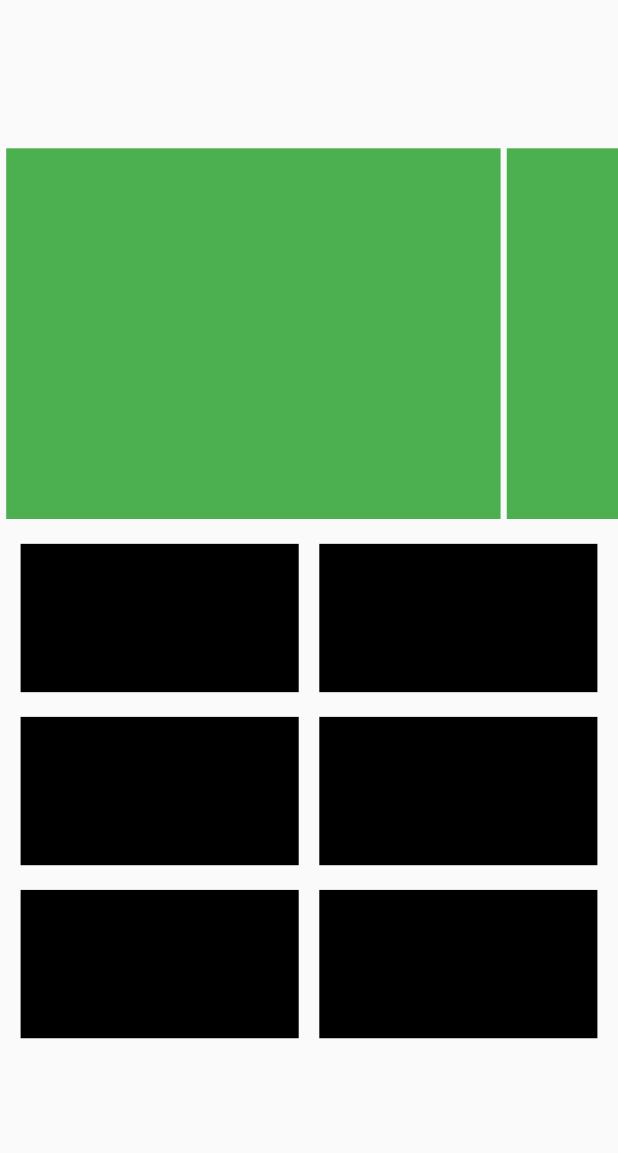
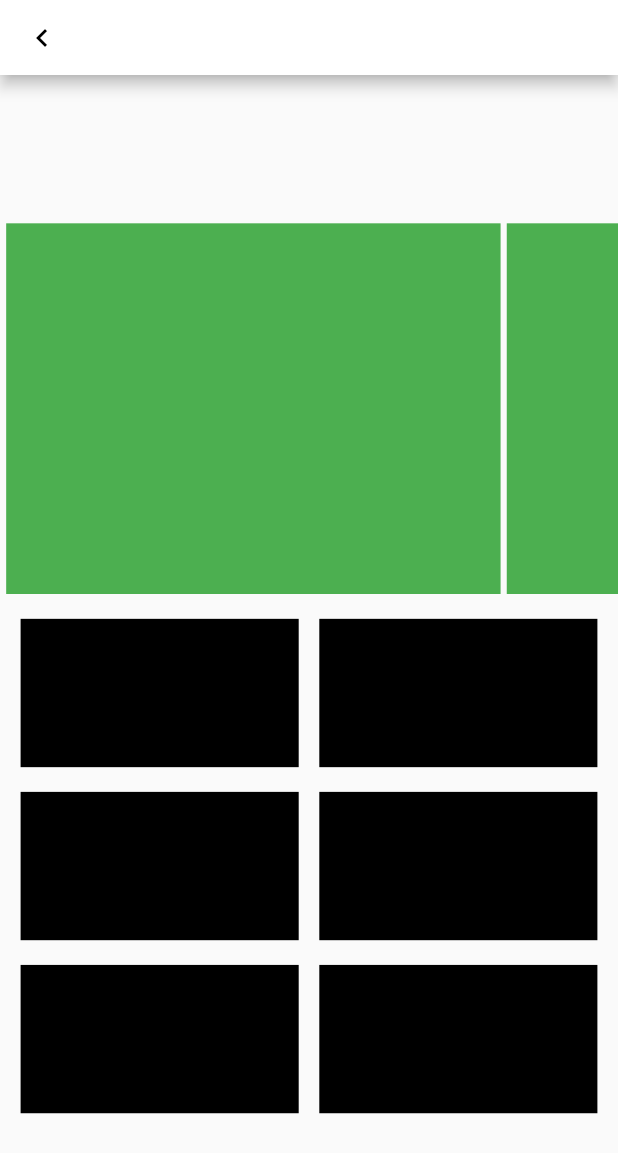
Before and after one commit to RicDev116/navig_doctop_mobile_web, a Flutter app: the screen it shows after launch, on a phone screen of 412 x 824 dp. Shown: the top 1153 px of the screen. Run offline on Flutter 3.47's test engine with Material 2 defaults, Android fonts, the light colour scheme and no system bars; our stand-ins replace get.

Commit message:
first commit

```diff
--- a/lib/src/modules/home/pages/home_page.dart
+++ b/lib/src/modules/home/pages/home_page.dart
@@ -8,7 +8,14 @@ class HomePageMobile extends ResponsiveWidgetV2 {
     Key? key
   }) : super(
     key: key,
-    body: SafeArea(
+    bodyDesktop: Center(
+      child: Container(
+        width: 200,
+        height: 200,
+        color: Colors.red,
+      ),
+    ),
+    bodyMobile: SafeArea(
       child: Scaffold(
         body: Column(
           children: [
--- /dev/null
+++ b/lib/src/widgets/generic_app_bar.dart
@@ -0,0 +1,73 @@
+//import 'dart:ffi';
+import 'package:flutter/material.dart';
+import 'package:get/get.dart';
+
+class GenericAppBarMobile extends StatelessWidget
+    implements PreferredSizeWidget {
+  final String title;
+  final Color titleColor;
+  final bool isLeading;
+  Function()? backButton;
+  final List<Widget>? actions;
+  final Color backgroundColor;
+  final Color backButtonColor;
+
+  GenericAppBarMobile(
+      {Key? key,
+      this.title = "",
+      this.titleColor = Colors.black,
+      this.isLeading = true,
+      this.backButton,
+      this.subtitle,
+      this.actions,
+      this.backgroundColor = Colors.white,
+      this.backButtonColor = Colors.black,
+      })
+      : super(key: key);
+
+  final String? subtitle;
+
+  @override
+  Size get preferredSize => const Size.fromHeight(50);
+
+  @override
+  Widget build(BuildContext context) {
+    backButton ??= () {
+      Get.back(result: false);
+    };
+
+    return AppBar(
+      title: Column(
+        crossAxisAlignment: CrossAxisAlignment.start,
+        children: [
+          Text(
+            title,
+            // style: AppTheme.textAppBarMediumBold.copyWith(color: titleColor),
+          ),
+          if (subtitle != null)
+            Container(
+              margin: const EdgeInsets.only(top: 5),
+              child: Text(
+                subtitle!,
+                // style: AppTheme.textNormal,
+              ),
+            ),
+        ],
+      ),
+      leading: Visibility(
+        visible: isLeading,
+        child: IconButton(
+          icon: Icon(
+            Icons.chevron_left_outlined,
+            color: backButtonColor,
+          ),
+          // tooltip: tr('back__button'),
+          onPressed: backButton,
+        ),
+      ),
+      leadingWidth: !isLeading ? 0 : null,
+      backgroundColor: backgroundColor,
+      actions: actions,
+    );
+  }
+}
--- /dev/null
+++ b/lib/src/widgets/generic_desktop_bar.dart
@@ -0,0 +1,133 @@
+import 'package:flutter/material.dart';
+import 'package:get/get.dart';
+import 'package:navigation_propuesta/src/utils/screen.dart';
+
+
+class GenericDesktopBar extends StatelessWidget{
+  final double wScreen;
+  final bool isMobile;
+  final double? radius;
+  final Function() drawerFunction;
+  final Function() profileFunction;
+
+
+  const GenericDesktopBar(
+    this. wScreen, this.isMobile,this.drawerFunction,this.profileFunction,
+      {Key? key,
+        this.radius = 20,
+      }) : super(key: key);
+
+  @override
+  Widget build(BuildContext context) {
+    return Padding(
+        // padding: EdgeInsets.all(spacingSmall),
+        padding:  const EdgeInsets.all(10),
+        child: Container(
+          width: double.infinity,
+          height: Screen.percentHeight(10),
+          child: Row(
+            mainAxisSize: MainAxisSize.max,
+            mainAxisAlignment: MainAxisAlignment.spaceBetween,
+            children: [
+              // SvgPicture.asset(getImagePath("logo_bar", extension: SVG), height: HomeModule.BARHEIGHT * .4),
+              // SwitchDontBother(false, wScreen, controller),
+              // Row(
+              //   children: [
+              //     _createActions(),
+              //     spacingLargeh,
+              //     BarProfileData(profileFunction,isMobile),
+              //     spacingSmallh,
+              //     IconMenu(isMobile, drawerFunction)
+              //   ],
+              // )
+            ],
+          ),
+        ));
+  }
+
+  // Widget _createActions() {
+  //   return Row(
+  //     children: [
+  //       IconPanic(controller, 1, false),
+  //       spacingSmallh,
+  //       IconChat(isMobile),
+  //       spacingSmallh,
+  //       IconNotification()
+  //     ],
+  //   );
+  // }
+
+
+}
+
+
+
+class GenericAppBarMobile extends StatelessWidget
+    implements PreferredSizeWidget {
+  final String title;
+  final Color titleColor;
+  final bool isLeading;
+  Function()? backButton;
+  final List<Widget>? actions;
+  final Color backgroundColor;
+  final Color backButtonColor;
+
+  GenericAppBarMobile(
+      {Key? key,
+      this.title = "",
+      this.titleColor = Colors.black,
+      this.isLeading = true,
+      this.backButton,
+      this.subtitle,
+      this.actions,
+      this.backgroundColor = Colors.white,
+      this.backButtonColor = Colors.black,
+      })
+      : super(key: key);
+
+  final String? subtitle;
+
+  @override
+  Size get preferredSize => const Size.fromHeight(50);
+
+  @override
+  Widget build(BuildContext context) {
+    backButton ??= () {
+      Get.back(result: false);
+    };
+
+    return AppBar(
+      title: Column(
+        crossAxisAlignment: CrossAxisAlignment.start,
+        children: [
+          Text(
+            title,
+            // style: AppTheme.textAppBarMediumBold.copyWith(color: titleColor),
+          ),
+          if (subtitle != null)
+            Container(
+              margin: const EdgeInsets.only(top: 5),
+              child: Text(
+                subtitle!,
+                // style: AppTheme.textNormal,
+              ),
+            ),
+        ],
+      ),
+      leading: Visibility(
+        visible: isLeading,
+        child: IconButton(
+          icon: Icon(
+            Icons.chevron_left_outlined,
+            color: backButtonColor,
+          ),
+          // tooltip: tr('back__button'),
+          onPressed: backButton,
+        ),
+      ),
+      leadingWidth: !isLeading ? 0 : null,
+      backgroundColor: backgroundColor,
+      actions: actions,
+    );
+  }
+}
```
Also changed, not shown: lib/src/utils/responsive_widget.dart (+33 -31 lines).
